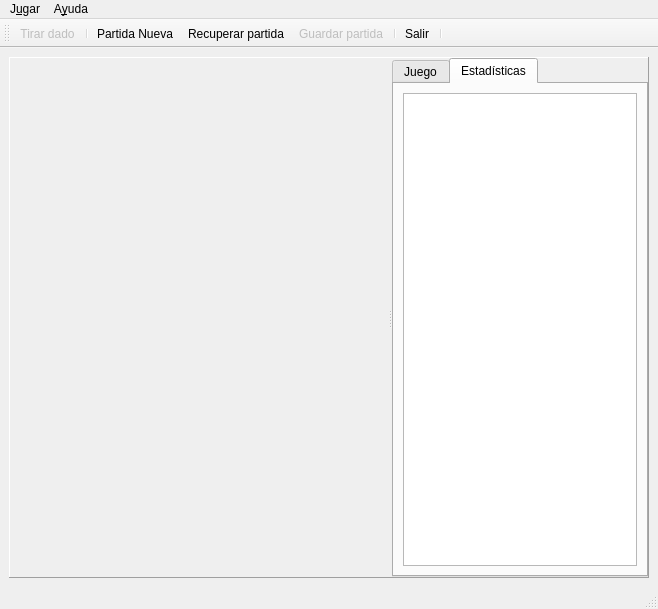
turulomio/glparchis, file ui/frmMain.ui: the form before one commit.
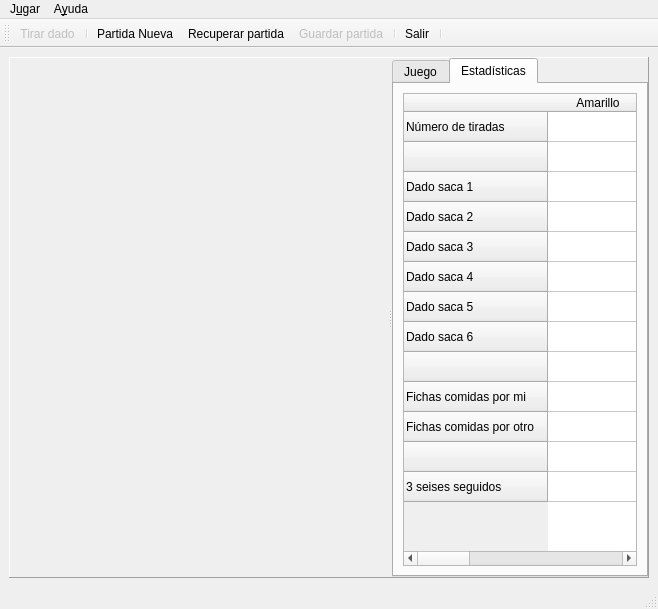
The form after the commit. The open tabs and pages were chosen to show the change. Icons and pictures are not drawn. Custom widgets are drawn as their Qt base class.

```diff
--- a/ui/frmMain.ui
+++ b/ui/frmMain.ui
@@ -176,7 +176,93 @@
            </attribute>
            <layout class="QHBoxLayout">
             <item>
-             <widget class="QTreeView" name="lstEstadisticas"/>
+             <widget class="QTableWidget" name="table">
+              <row>
+               <property name="text">
+                <string>Número de tiradas</string>
+               </property>
+              </row>
+              <row>
+               <property name="text">
+                <string> </string>
+               </property>
+              </row>
+              <row>
+               <property name="text">
+                <string>Dado saca 1</string>
+               </property>
+              </row>
+              <row>
+               <property name="text">
+                <string>Dado saca 2</string>
+               </property>
+              </row>
+              <row>
+               <property name="text">
+                <string>Dado saca 3</string>
+               </property>
+              </row>
+              <row>
+               <property name="text">
+                <string>Dado saca 4</string>
+               </property>
+              </row>
+              <row>
+               <property name="text">
+                <string>Dado saca 5</string>
+               </property>
+              </row>
+              <row>
+               <property name="text">
+                <string>Dado saca 6</string>
+               </property>
+              </row>
+              <row>
+               <property name="text">
+                <string> </string>
+               </property>
+              </row>
+              <row>
+               <property name="text">
+                <string>Fichas comidas por mi</string>
+               </property>
+              </row>
+              <row>
+               <property name="text">
+                <string>Fichas comidas por otro</string>
+               </property>
+              </row>
+              <row>
+               <property name="text">
+                <string> </string>
+               </property>
+              </row>
+              <row>
+               <property name="text">
+                <string>3 seises seguidos</string>
+               </property>
+              </row>
+              <column>
+               <property name="text">
+                <string>Amarillo</string>
+               </property>
+              </column>
+              <column>
+               <property name="text">
+                <string>Azul</string>
+               </property>
+              </column>
+              <column>
+               <property name="text">
+                <string>Rojo</string>
+               </property>
+              </column>
+              <column>
+               <property name="text">
+                <string>Verde</string>
+               </property>
+              </column>
+             </widget>
             </item>
            </layout>
           </widget>
```
